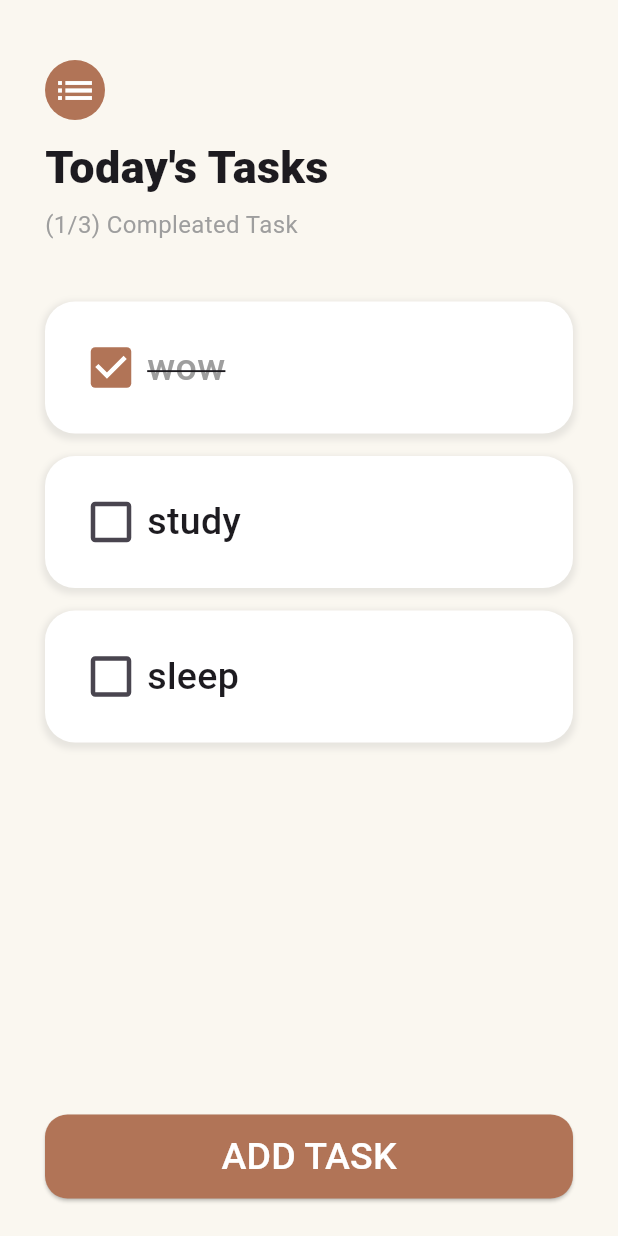
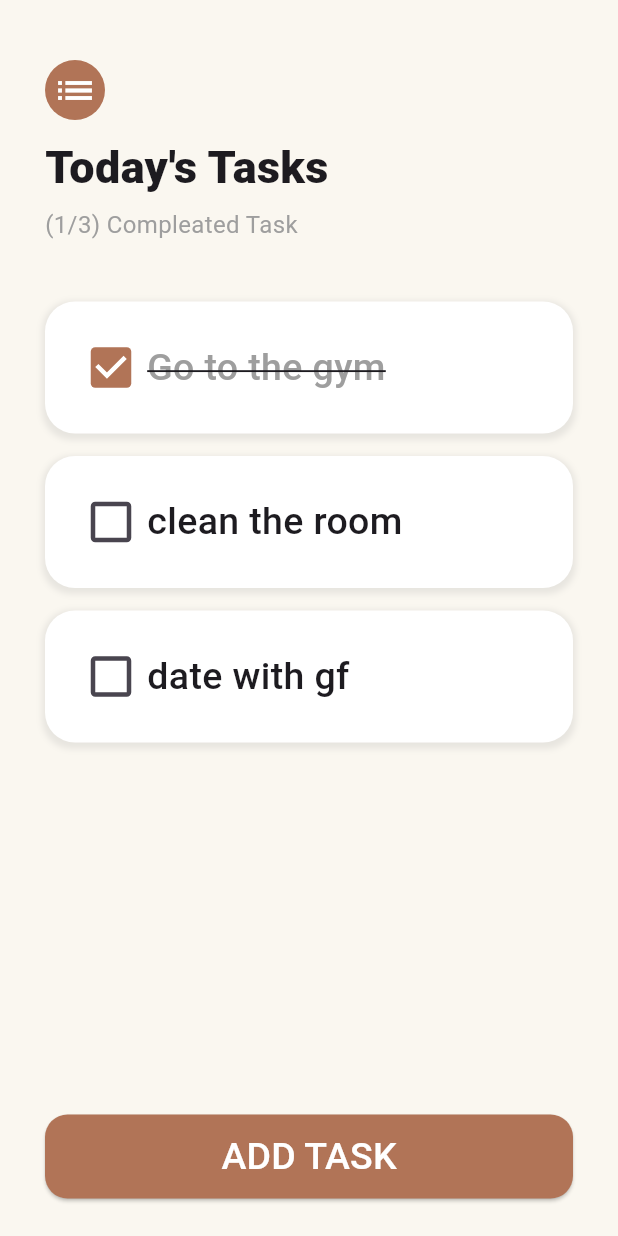
Before and after one commit to risal-ea/todo-app, a Flutter app: the screen it shows after launch, on a phone screen of 412 x 824 dp. Run offline on Flutter 3.47's test engine with Material 3 defaults, Android fonts, the phone set to English and light mode, and no system bars.

```diff
--- a/lib/main.dart
+++ b/lib/main.dart
@@ -1,5 +1,7 @@
 import 'package:flutter/material.dart';
+import 'package:provider/provider.dart';
 import 'package:todo_app/screens/task_screen.dart';
+import 'package:todo_app/models/task_data.dart';
 
 void main() {
   runApp(const MyApp());
@@ -10,9 +12,12 @@ class MyApp extends StatelessWidget {
 
   @override
   Widget build(BuildContext context) {
-    return MaterialApp(
-      debugShowCheckedModeBanner: false,
-      home: TasksScreen(),
+    return ChangeNotifierProvider(
+      create: (context) => TaskData(),
+      child: MaterialApp(
+        debugShowCheckedModeBanner: false,
+        home: TasksScreen(),
+      ),
     );
   }
 }
--- /dev/null
+++ b/lib/models/task_data.dart
@@ -0,0 +1,19 @@
+import 'package:flutter/foundation.dart';
+import 'package:todo_app/models/task.dart';
+
+class TaskData extends ChangeNotifier {
+  List<Task> tasks = [
+    Task(
+      name: 'Go to the gym',
+      isDone: true,
+    ),
+    Task(
+      name: 'clean the room',
+      isDone: false,
+    ),
+    Task(
+      name: 'date with gf',
+      isDone: false,
+    ),
+  ];
+}
--- a/lib/screens/task_screen.dart
+++ b/lib/screens/task_screen.dart
@@ -3,7 +3,10 @@ import 'package:todo_app/components/add_task_button.dart';
 import 'package:todo_app/models/task.dart';
 import 'package:todo_app/screens/add_task_screen.dart';
 import 'package:todo_app/widgets/task_list.dart';
-import 'package:todo_app/models/task.dart';
+import 'package:provider/provider.dart';
+import 'package:todo_app/models/task_data.dart';
+
+
 
 class TasksScreen extends StatefulWidget {
   TasksScreen({super.key});
@@ -13,20 +16,6 @@ class TasksScreen extends StatefulWidget {
 }
 
 class _TasksScreenState extends State<TasksScreen> {
-  List<Task> tasks = [
-    Task(
-      name: 'wow',
-      isDone: true,
-    ),
-    Task(
-      name: 'study',
-      isDone: false,
-    ),
-    Task(
-      name: 'sleep',
-      isDone: false,
-    ),
-  ];
 
   void updateTaskCompletion(){
     setState(() {
@@ -37,13 +26,13 @@ class _TasksScreenState extends State<TasksScreen> {
 
   void addTask(String newTaskName){
     setState(() {
-      tasks.add(Task(name: newTaskName, isDone: false));
+      Provider.of<TaskData>(context).tasks.add(Task(name: newTaskName, isDone: false));
     });
   }
 
   @override
   Widget build(BuildContext context) {
-    int compleatedTask = tasks.where((task) => task.isDone).length;
+    int compleatedTask = Provider.of<TaskData>(context).tasks.where((task) => task.isDone).length;
 
     return Scaffold(
       backgroundColor: Color(0xFFFAF7F0),
@@ -78,14 +67,14 @@ class _TasksScreenState extends State<TasksScreen> {
                 height: 5.0,
               ),
               Text(
-                "(${compleatedTask}/${tasks.length}) Compleated Task",
+                "(${compleatedTask}/${Provider.of<TaskData>(context).tasks.length}) Compleated Task",
                 style: TextStyle(color: Colors.grey, fontSize: 16.0),
               ),
               SizedBox(
                 height: 40.0,
               ),
               TaskList(
-                tasks: tasks,
+                // tasks: Provider.of<TaskData>(context).tasks,
                   updateTaskCompletion: updateTaskCompletion,
               ),
               AddTaskButton(onPressed: () {
--- a/lib/widgets/task_list.dart
+++ b/lib/widgets/task_list.dart
@@ -1,14 +1,13 @@
 import 'package:flutter/material.dart';
 import 'package:todo_app/widgets/task_widget.dart';
-import 'package:todo_app/models/task.dart';
+import 'package:provider/provider.dart';
+import 'package:todo_app/models/task_data.dart';
 
 class TaskList extends StatefulWidget {
-  final List<Task> tasks;
   final Function updateTaskCompletion;
 
   const TaskList({
     super.key,
-    required this.tasks,
     required this.updateTaskCompletion,
   });
 
@@ -17,25 +16,28 @@ class TaskList extends StatefulWidget {
 }
 
 class _TaskListState extends State<TaskList> {
-
   @override
   Widget build(BuildContext context) {
+    return Consumer<TaskData>(
+      builder: (context, taskData, child) {
         return Expanded(
           child: ListView.builder(
             itemBuilder: (context, index) {
               return TaskTile(
-            taskName: widget.tasks[index].name,
-            isChecked: widget.tasks[index].isDone,
-            checkboxCallback: (bool? checkBoxState){
+                taskName: taskData.tasks[index].name,
+                isChecked: taskData.tasks[index].isDone,
+                checkboxCallback: (bool? checkBoxState) {
                   setState(() {
-                widget.tasks[index].toggleDone();
+                    taskData.tasks[index].toggleDone();
                   });
                   widget.updateTaskCompletion();
                 },
               );
             },
-        itemCount: widget.tasks.length,
+            itemCount: Provider.of<TaskData>(context).tasks.length,
           ),
+        );
+      },
     );
   }
 }
--- a/pubspec.yaml
+++ b/pubspec.yaml
@@ -35,6 +35,7 @@ dependencies:
   # The following adds the Cupertino Icons font to your application.
   # Use with the CupertinoIcons class for iOS style icons.
   cupertino_icons: ^1.0.8
+  provider: ^6.1.2
 
 dev_dependencies:
   flutter_test:
```
Also changed, not shown: pubspec.lock. Lines whose indentation alone changed are shown as unchanged.
